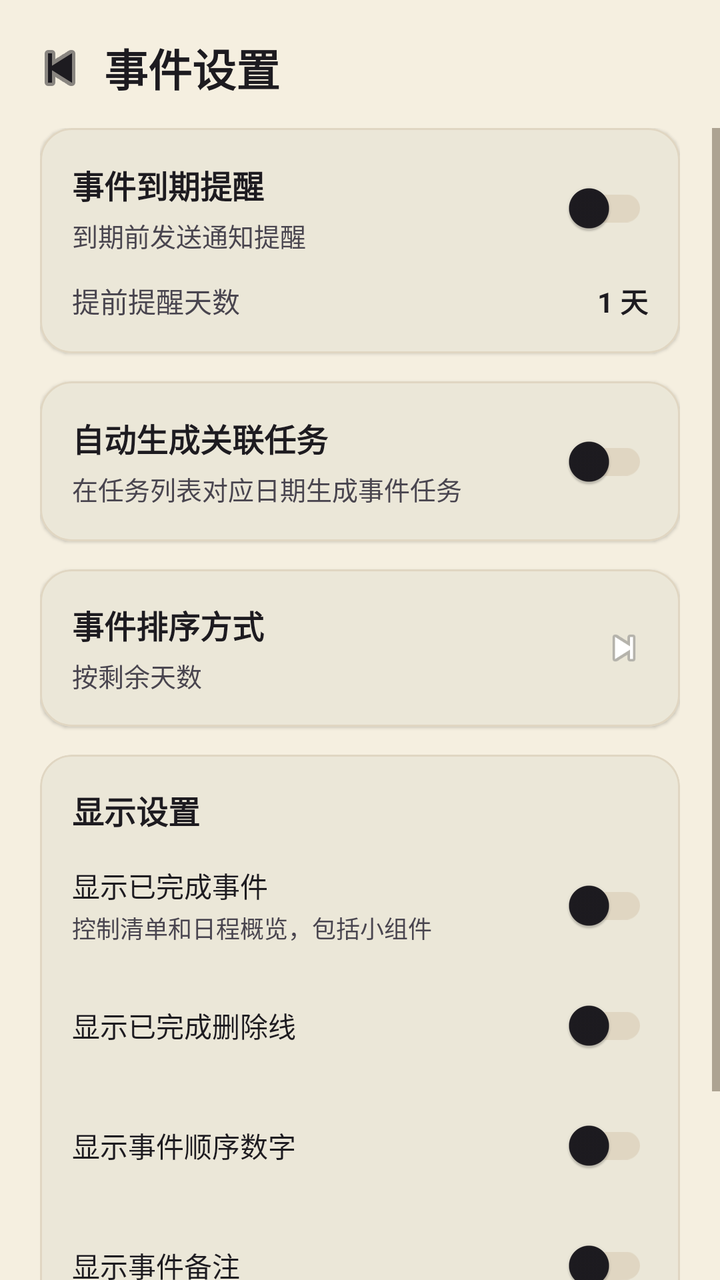
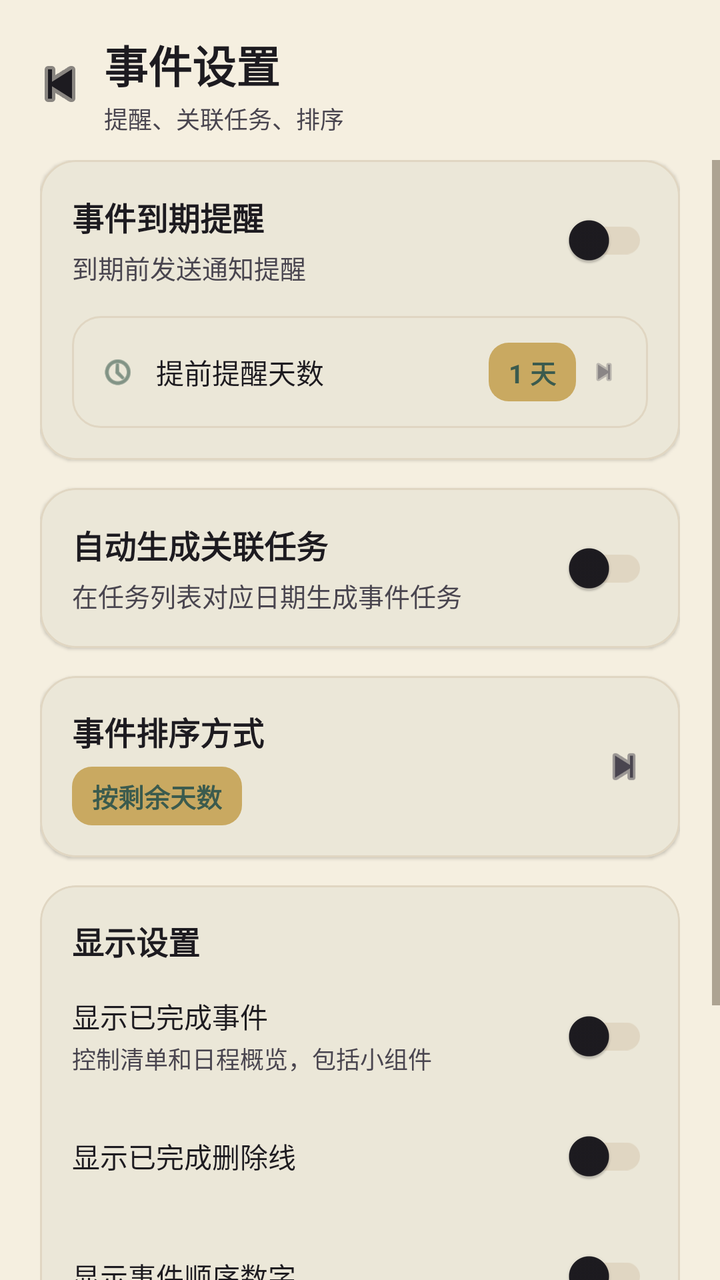

Compare the two renders of this Android layout. The source of the first and the diff that turns it into the second are given below.
<!-- AndroidManifest.xml: application theme Theme.PomodoroFocus -->
<!-- res/layout/fragment_event_settings.xml -->
<?xml version="1.0" encoding="utf-8"?>
<LinearLayout xmlns:android="http://schemas.android.com/apk/res/android"
    xmlns:app="http://schemas.android.com/apk/res-auto"
    android:layout_width="match_parent"
    android:layout_height="match_parent"
    android:orientation="vertical"
    android:background="?android:windowBackground"
    android:fitsSystemWindows="true">

    
    <LinearLayout
        android:layout_width="match_parent"
        android:layout_height="wrap_content"
        android:orientation="horizontal"
        android:gravity="center_vertical"
        android:paddingHorizontal="12dp"
        android:paddingTop="16dp"
        android:paddingBottom="12dp">

        <ImageButton
            android:id="@+id/eventSettingsBackButton"
            android:layout_width="36dp"
            android:layout_height="36dp"
            android:background="?attr/selectableItemBackgroundBorderless"
            android:contentDescription="@string/action_back"
            app:srcCompat="@android:drawable/ic_media_previous"
            app:tint="?attr/colorOnSurface" />

        <TextView
            android:layout_width="0dp"
            android:layout_height="wrap_content"
            android:layout_weight="1"
            android:layout_marginStart="4dp"
            android:text="@string/event_settings_title"
            android:textColor="?attr/colorOnSurface"
            android:textSize="22sp"
            android:textStyle="bold" />
    </LinearLayout>

    <ScrollView
        android:layout_width="match_parent"
        android:layout_height="0dp"
        android:layout_weight="1"
        android:fillViewport="true">

        <LinearLayout
            android:layout_width="match_parent"
            android:layout_height="wrap_content"
            android:orientation="vertical"
            android:paddingHorizontal="20dp"
            android:paddingBottom="20dp">

            
            <com.google.android.material.card.MaterialCardView
                android:layout_width="match_parent"
                android:layout_height="wrap_content"
                app:cardCornerRadius="16dp"
                app:cardElevation="1dp"
                app:strokeColor="?attr/colorOutline"
                app:strokeWidth="1dp">

                <LinearLayout
                    android:layout_width="match_parent"
                    android:layout_height="wrap_content"
                    android:orientation="vertical"
                    android:padding="16dp">

                    <LinearLayout
                        android:layout_width="match_parent"
                        android:layout_height="wrap_content"
                        android:gravity="center_vertical"
                        android:orientation="horizontal">

                        <LinearLayout
                            android:layout_width="0dp"
                            android:layout_height="wrap_content"
                            android:layout_weight="1"
                            android:orientation="vertical">

                            <TextView
                                android:layout_width="wrap_content"
                                android:layout_height="wrap_content"
                                android:text="@string/event_reminder"
                                android:textColor="?attr/colorOnSurface"
                                android:textSize="16sp"
                                android:textStyle="bold" />

                            <TextView
                                android:layout_width="wrap_content"
                                android:layout_height="wrap_content"
                                android:layout_marginTop="4dp"
                                android:text="@string/event_reminder_desc"
                                android:textColor="?attr/colorOnSurfaceVariant"
                                android:textSize="13sp" />
                        </LinearLayout>

                        <androidx.appcompat.widget.SwitchCompat
                            android:id="@+id/eventReminderSwitch"
                            android:layout_width="wrap_content"
                            android:layout_height="wrap_content" />
                    </LinearLayout>

                    
                    <LinearLayout
                        android:id="@+id/reminderDaysSection"
                        android:layout_width="match_parent"
                        android:layout_height="wrap_content"
                        android:layout_marginTop="12dp"
                        android:gravity="center_vertical"
                        android:orientation="horizontal">

                        <TextView
                            android:layout_width="0dp"
                            android:layout_height="wrap_content"
                            android:layout_weight="1"
                            android:text="@string/reminder_days_label"
                            android:textColor="?attr/colorOnSurfaceVariant"
                            android:textSize="14sp" />

                        <TextView
                            android:id="@+id/reminderDaysText"
                            android:layout_width="wrap_content"
                            android:layout_height="wrap_content"
                            android:text="@string/reminder_days_default"
                            android:textColor="?attr/colorOnSurface"
                            android:textSize="14sp"
                            android:textStyle="bold" />
                    </LinearLayout>
                </LinearLayout>
            </com.google.android.material.card.MaterialCardView>

            
            <com.google.android.material.card.MaterialCardView
                android:layout_width="match_parent"
                android:layout_height="wrap_content"
                android:layout_marginTop="14dp"
                app:cardCornerRadius="16dp"
                app:cardElevation="1dp"
                app:strokeColor="?attr/colorOutline"
                app:strokeWidth="1dp">

                <LinearLayout
                    android:layout_width="match_parent"
                    android:layout_height="wrap_content"
                    android:gravity="center_vertical"
                    android:orientation="horizontal"
                    android:padding="16dp">

                    <LinearLayout
                        android:layout_width="0dp"
                        android:layout_height="wrap_content"
                        android:layout_weight="1"
                        android:orientation="vertical">

                        <TextView
                            android:layout_width="wrap_content"
                            android:layout_height="wrap_content"
                            android:text="@string/auto_create_task"
                            android:textColor="?attr/colorOnSurface"
                            android:textSize="16sp"
                            android:textStyle="bold" />

                        <TextView
                            android:layout_width="wrap_content"
                            android:layout_height="wrap_content"
                            android:layout_marginTop="4dp"
                            android:text="@string/auto_create_task_desc"
                            android:textColor="?attr/colorOnSurfaceVariant"
                            android:textSize="13sp" />
                    </LinearLayout>

                    <androidx.appcompat.widget.SwitchCompat
                        android:id="@+id/autoLinkTaskSwitch"
                        android:layout_width="wrap_content"
                        android:layout_height="wrap_content" />
                </LinearLayout>
            </com.google.android.material.card.MaterialCardView>

            
            <com.google.android.material.card.MaterialCardView
                android:id="@+id/eventSortCard"
                android:layout_width="match_parent"
                android:layout_height="wrap_content"
                android:layout_marginTop="14dp"
                android:foreground="?attr/selectableItemBackground"
                app:cardCornerRadius="16dp"
                app:cardElevation="1dp"
                app:strokeColor="?attr/colorOutline"
                app:strokeWidth="1dp">

                <LinearLayout
                    android:layout_width="match_parent"
                    android:layout_height="wrap_content"
                    android:gravity="center_vertical"
                    android:orientation="horizontal"
                    android:padding="16dp">

                    <LinearLayout
                        android:layout_width="0dp"
                        android:layout_height="wrap_content"
                        android:layout_weight="1"
                        android:orientation="vertical">

                        <TextView
                            android:layout_width="wrap_content"
                            android:layout_height="wrap_content"
                            android:text="@string/event_sort_label"
                            android:textColor="?attr/colorOnSurface"
                            android:textSize="16sp"
                            android:textStyle="bold" />

                        <TextView
                            android:id="@+id/eventSortValueText"
                            android:layout_width="wrap_content"
                            android:layout_height="wrap_content"
                            android:layout_marginTop="4dp"
                            android:text="@string/sort_by_days_left"
                            android:textColor="?attr/colorOnSurfaceVariant"
                            android:textSize="13sp" />
                    </LinearLayout>

                    <ImageView
                        android:layout_width="24dp"
                        android:layout_height="24dp"
                        android:contentDescription="@null"
                        app:srcCompat="@android:drawable/ic_media_next" />
                </LinearLayout>
            </com.google.android.material.card.MaterialCardView>
            
            <com.google.android.material.card.MaterialCardView
                android:layout_width="match_parent"
                android:layout_height="wrap_content"
                android:layout_marginTop="14dp"
                app:cardCornerRadius="16dp"
                app:cardElevation="1dp"
                app:strokeColor="?attr/colorOutline"
                app:strokeWidth="1dp">

                <LinearLayout
                    android:layout_width="match_parent"
                    android:layout_height="wrap_content"
                    android:orientation="vertical"
                    android:padding="16dp">

                    <TextView
                        android:layout_width="wrap_content"
                        android:layout_height="wrap_content"
                        android:text="@string/display_settings"
                        android:textColor="?attr/colorOnSurface"
                        android:textSize="16sp"
                        android:textStyle="bold" />

                    
                    <LinearLayout
                        android:layout_width="match_parent"
                        android:layout_height="wrap_content"
                        android:layout_marginTop="12dp"
                        android:gravity="center_vertical"
                        android:orientation="horizontal">

                        <LinearLayout
                            android:layout_width="0dp"
                            android:layout_height="wrap_content"
                            android:layout_weight="1"
                            android:orientation="vertical">

                            <TextView
                                android:layout_width="wrap_content"
                                android:layout_height="wrap_content"
                                android:text="@string/show_completed_events"
                                android:textColor="?attr/colorOnSurface"
                                android:textSize="14sp" />

                            <TextView
                                android:layout_width="wrap_content"
                                android:layout_height="wrap_content"
                                android:layout_marginTop="2dp"
                                android:text="@string/show_completed_events_desc"
                                android:textColor="?attr/colorOnSurfaceVariant"
                                android:textSize="12sp" />
                        </LinearLayout>

                        <androidx.appcompat.widget.SwitchCompat
                            android:id="@+id/showCompletedSwitch"
                            android:layout_width="wrap_content"
                            android:layout_height="wrap_content" />
                    </LinearLayout>

                    
                    <LinearLayout
                        android:layout_width="match_parent"
                        android:layout_height="wrap_content"
                        android:layout_marginTop="12dp"
                        android:gravity="center_vertical"
                        android:orientation="horizontal">

                        <TextView
                            android:layout_width="0dp"
                            android:layout_height="wrap_content"
                            android:layout_weight="1"
                            android:text="@string/show_completed_strike"
                            android:textColor="?attr/colorOnSurface"
                            android:textSize="14sp" />

                        <androidx.appcompat.widget.SwitchCompat
                            android:id="@+id/showStrikethroughSwitch"
                            android:layout_width="wrap_content"
                            android:layout_height="wrap_content" />
                    </LinearLayout>

                    
                    <LinearLayout
                        android:layout_width="match_parent"
                        android:layout_height="wrap_content"
                        android:layout_marginTop="12dp"
                        android:gravity="center_vertical"
                        android:orientation="horizontal">

                        <TextView
                            android:layout_width="0dp"
                            android:layout_height="wrap_content"
                            android:layout_weight="1"
                            android:text="@string/show_event_index"
                            android:textColor="?attr/colorOnSurface"
                            android:textSize="14sp" />

                        <androidx.appcompat.widget.SwitchCompat
                            android:id="@+id/showOrderNumberSwitch"
                            android:layout_width="wrap_content"
                            android:layout_height="wrap_content" />
                    </LinearLayout>

                    
                    <LinearLayout
                        android:layout_width="match_parent"
                        android:layout_height="wrap_content"
                        android:layout_marginTop="12dp"
                        android:gravity="center_vertical"
                        android:orientation="horizontal">

                        <TextView
                            android:layout_width="0dp"
                            android:layout_height="wrap_content"
                            android:layout_weight="1"
                            android:text="@string/show_event_note"
                            android:textColor="?attr/colorOnSurface"
                            android:textSize="14sp" />

                        <androidx.appcompat.widget.SwitchCompat
                            android:id="@+id/showNoteSwitch"
                            android:layout_width="wrap_content"
                            android:layout_height="wrap_content" />
                    </LinearLayout>

                    
                    <LinearLayout
                        android:layout_width="match_parent"
                        android:layout_height="wrap_content"
                        android:layout_marginTop="12dp"
                        android:gravity="center_vertical"
                        android:orientation="horizontal">

                        <TextView
                            android:layout_width="0dp"
                            android:layout_height="wrap_content"
                            android:layout_weight="1"
                            android:text="@string/show_holiday_mark"
                            android:textColor="?attr/colorOnSurface"
                            android:textSize="14sp" />

                        <androidx.appcompat.widget.SwitchCompat
                            android:id="@+id/showHolidaySwitch"
                            android:layout_width="wrap_content"
                            android:layout_height="wrap_content" />
                    </LinearLayout>
                </LinearLayout>
            </com.google.android.material.card.MaterialCardView>
        </LinearLayout>
    </ScrollView>
</LinearLayout>
<!-- resources referenced by this layout -->
<resources>
  <string name="action_back">返回</string>
  <string name="auto_create_task">自动生成关联任务</string>
  <string name="auto_create_task_desc">在任务列表对应日期生成事件任务</string>
  <string name="display_settings">显示设置</string>
  <string name="event_reminder">事件到期提醒</string>
  <string name="event_reminder_desc">到期前发送通知提醒</string>
  <string name="event_settings_title">事件设置</string>
  <string name="event_sort_label">事件排序方式</string>
  <string name="reminder_days_default">1 天</string>
  <string name="reminder_days_label">提前提醒天数</string>
  <string name="show_completed_events">显示已完成事件</string>
  <string name="show_completed_events_desc">控制清单和日程概览，包括小组件</string>
  <string name="show_completed_strike">显示已完成删除线</string>
  <string name="show_event_index">显示事件顺序数字</string>
  <string name="show_event_note">显示事件备注</string>
  <string name="show_holiday_mark">显示法定节假日标记</string>
  <string name="sort_by_days_left">按剩余天数</string>
  <style name="Theme.PomodoroFocus" parent="Theme.Xian.Qinglv" />
  <color name="theme_qinglv_primary">#3B5B4E</color>
  <color name="theme_qinglv_primary_variant">#2A4238</color>
  <color name="theme_qinglv_primary_content">#3B5B4E</color>
  <color name="theme_qinglv_accent">#C9A961</color>
  <color name="theme_qinglv_surface">#F5EFE0</color>
  <color name="on_primary">#FFFFFF</color>
  <style name="Widget.Xian.EditText" parent="Widget.AppCompat.EditText">
          <item name="android:background">@drawable/bg_edittext</item>
          <item name="android:padding">12dp</item>
          <item name="android:textColor">@color/ink_text</item>
          <item name="android:textSize">15sp</item>
      </style>
  <style name="Theme.Xian.MaterialAlertDialog" parent="ThemeOverlay.Material3.MaterialAlertDialog">
          <item name="shapeAppearanceMediumComponent">@style/ShapeAppearance.Xian.Medium</item>
          <item name="android:windowAnimationStyle">@style/Animation.Xian.Dialog</item>
          <item name="buttonBarPositiveButtonStyle">@style/Widget.Xian.Button</item>
          <item name="buttonBarNegativeButtonStyle">@style/Widget.Xian.Button.Text</item>
      </style>
  <color name="divider">#E0D6C2</color>
  <color name="ink_text">#2B2B2B</color>
  <style name="ShapeAppearance.Xian.Medium" parent="ShapeAppearance.Material3.Corner.ExtraLarge">
          <item name="cornerSize">18dp</item>
      </style>
  <style name="Animation.Xian.Dialog" parent="@android:style/Animation.Dialog">
          <item name="android:windowEnterAnimation">@anim/dialog_enter</item>
          <item name="android:windowExitAnimation">@anim/dialog_exit</item>
      </style>
  <style name="Widget.Xian.Button.Text" parent="Widget.Material3.Button.TextButton">
          <item name="cornerRadius">14dp</item>
          <item name="android:textColor">?attr/colorBrandContent</item>
          <item name="android:textSize">15sp</item>
      </style>
  <color name="card_background">#FFFFFF</color>
  <color name="nav_divider">#D8CDB8</color>
  <!-- unchanged entries left out for length: 4 -->
</resources>

<!-- the commit's change to res/layout/fragment_event_settings.xml (unified diff, before → after) -->
@@ -3,16 +3,16 @@
     xmlns:app="http://schemas.android.com/apk/res-auto"
     android:layout_width="match_parent"
     android:layout_height="match_parent"
-    android:orientation="vertical"
     android:background="?android:windowBackground"
-    android:fitsSystemWindows="true">
+    android:fitsSystemWindows="true"
+    android:orientation="vertical">
 
     
     <LinearLayout
         android:layout_width="match_parent"
         android:layout_height="wrap_content"
+        android:gravity="center_vertical"
         android:orientation="horizontal"
-        android:gravity="center_vertical"
         android:paddingHorizontal="12dp"
         android:paddingTop="16dp"
         android:paddingBottom="12dp">
@@ -26,15 +26,29 @@
             app:srcCompat="@android:drawable/ic_media_previous"
             app:tint="?attr/colorOnSurface" />
 
-        <TextView
+        <LinearLayout
             android:layout_width="0dp"
             android:layout_height="wrap_content"
+            android:layout_marginStart="4dp"
             android:layout_weight="1"
-            android:layout_marginStart="4dp"
-            android:text="@string/event_settings_title"
-            android:textColor="?attr/colorOnSurface"
-            android:textSize="22sp"
-            android:textStyle="bold" />
+            android:orientation="vertical">
+
+            <TextView
+                android:layout_width="wrap_content"
+                android:layout_height="wrap_content"
+                android:text="@string/event_settings_title"
+                android:textColor="?attr/colorOnSurface"
+                android:textSize="22sp"
+                android:textStyle="bold" />
+
+            <TextView
+                android:layout_width="wrap_content"
+                android:layout_height="wrap_content"
+                android:layout_marginTop="2dp"
+                android:text="@string/event_settings_desc"
+                android:textColor="?attr/colorOnSurfaceVariant"
+                android:textSize="12sp" />
+        </LinearLayout>
     </LinearLayout>
 
     <ScrollView
@@ -48,13 +62,14 @@
             android:layout_height="wrap_content"
             android:orientation="vertical"
             android:paddingHorizontal="20dp"
-            android:paddingBottom="20dp">
+            android:paddingBottom="24dp">
 
             
             <com.google.android.material.card.MaterialCardView
                 android:layout_width="match_parent"
                 android:layout_height="wrap_content"
-                app:cardCornerRadius="16dp"
+                app:cardBackgroundColor="?attr/colorSurface"
+                app:cardCornerRadius="18dp"
                 app:cardElevation="1dp"
                 app:strokeColor="?attr/colorOutline"
                 app:strokeWidth="1dp">
@@ -105,26 +120,52 @@
                         android:id="@+id/reminderDaysSection"
                         android:layout_width="match_parent"
                         android:layout_height="wrap_content"
-                        android:layout_marginTop="12dp"
-                        android:gravity="center_vertical"
-                        android:orientation="horizontal">
-
-                        <TextView
-                            android:layout_width="0dp"
-                            android:layout_height="wrap_content"
+                        android:layout_marginTop="14dp"
+                        android:background="@drawable/bg_option_row"
+                        android:clickable="true"
+                        android:focusable="true"
+                        android:foreground="?attr/selectableItemBackground"
+                        android:gravity="center_vertical"
+                        android:minHeight="56dp"
+                        android:orientation="horizontal"
+                        android:paddingHorizontal="14dp">
+
+                        <ImageView
+                            android:layout_width="18dp"
+                            android:layout_height="18dp"
+                            android:contentDescription="@null"
+                            app:srcCompat="@android:drawable/ic_menu_recent_history"
+                            app:tint="?attr/colorBrandContent" />
+
+                        <TextView
+                            android:layout_width="0dp"
+                            android:layout_height="wrap_content"
+                            android:layout_marginStart="10dp"
                             android:layout_weight="1"
                             android:text="@string/reminder_days_label"
-                            android:textColor="?attr/colorOnSurfaceVariant"
+                            android:textColor="?attr/colorOnSurface"
                             android:textSize="14sp" />
 
                         <TextView
                             android:id="@+id/reminderDaysText"
                             android:layout_width="wrap_content"
                             android:layout_height="wrap_content"
+                            android:background="@drawable/bg_value_chip"
+                            android:paddingHorizontal="10dp"
+                            android:paddingVertical="5dp"
                             android:text="@string/reminder_days_default"
-                            android:textColor="?attr/colorOnSurface"
-                            android:textSize="14sp"
+                            android:textColor="?attr/colorBrandContent"
+                            android:textSize="13sp"
                             android:textStyle="bold" />
+
+                        <ImageView
+                            android:layout_width="16dp"
+                            android:layout_height="16dp"
+                            android:layout_marginStart="6dp"
+                            android:alpha="0.6"
+                            android:contentDescription="@null"
+                            app:srcCompat="@android:drawable/ic_media_next"
+                            app:tint="?attr/colorOnSurfaceVariant" />
                     </LinearLayout>
                 </LinearLayout>
             </com.google.android.material.card.MaterialCardView>
@@ -134,7 +175,8 @@
                 android:layout_width="match_parent"
                 android:layout_height="wrap_content"
                 android:layout_marginTop="14dp"
-                app:cardCornerRadius="16dp"
+                app:cardBackgroundColor="?attr/colorSurface"
+                app:cardCornerRadius="18dp"
                 app:cardElevation="1dp"
                 app:strokeColor="?attr/colorOutline"
                 app:strokeWidth="1dp">
@@ -183,7 +225,8 @@
                 android:layout_height="wrap_content"
                 android:layout_marginTop="14dp"
                 android:foreground="?attr/selectableItemBackground"
-                app:cardCornerRadius="16dp"
+                app:cardBackgroundColor="?attr/colorSurface"
+                app:cardCornerRadius="18dp"
                 app:cardElevation="1dp"
                 app:strokeColor="?attr/colorOutline"
                 app:strokeWidth="1dp">
@@ -213,25 +256,32 @@
                             android:id="@+id/eventSortValueText"
                             android:layout_width="wrap_content"
                             android:layout_height="wrap_content"
-                            android:layout_marginTop="4dp"
+                            android:layout_marginTop="6dp"
+                            android:background="@drawable/bg_value_chip"
+                            android:paddingHorizontal="10dp"
+                            android:paddingVertical="5dp"
                             android:text="@string/sort_by_days_left"
-                            android:textColor="?attr/colorOnSurfaceVariant"
-                            android:textSize="13sp" />
+                            android:textColor="?attr/colorBrandContent"
+                            android:textSize="13sp"
+                            android:textStyle="bold" />
                     </LinearLayout>
 
                     <ImageView
                         android:layout_width="24dp"
                         android:layout_height="24dp"
                         android:contentDescription="@null"
-                        app:srcCompat="@android:drawable/ic_media_next" />
+                        app:srcCompat="@android:drawable/ic_media_next"
+                        app:tint="?attr/colorOnSurfaceVariant" />
                 </LinearLayout>
             </com.google.android.material.card.MaterialCardView>
+
             
             <com.google.android.material.card.MaterialCardView
                 android:layout_width="match_parent"
                 android:layout_height="wrap_content"
                 android:layout_marginTop="14dp"
-                app:cardCornerRadius="16dp"
+                app:cardBackgroundColor="?attr/colorSurface"
+                app:cardCornerRadius="18dp"
                 app:cardElevation="1dp"
                 app:strokeColor="?attr/colorOutline"
                 app:strokeWidth="1dp">
<!-- resource entries referenced after the edit -->
@@ -1,11 +1,31 @@
 <!-- resources referenced by this layout -->
 <resources>
+  <!-- drawable bg_option_row (drawable) -->
+  <?xml version="1.0" encoding="utf-8"?>
+  <shape xmlns:android="http://schemas.android.com/apk/res/android"
+      android:shape="rectangle">
+      <solid android:color="@android:color/transparent" />
+      <corners android:radius="14dp" />
+      <stroke
+          android:width="1dp"
+          android:color="?attr/colorOutline" />
+  </shape>
+  <!-- drawable bg_value_chip (drawable) -->
+  <?xml version="1.0" encoding="utf-8"?>
+  <shape xmlns:android="http://schemas.android.com/apk/res/android"
+      android:shape="rectangle">
+      <solid
+          android:alpha="0.14"
+          android:color="?attr/colorBrandAccent" />
+      <corners android:radius="10dp" />
+  </shape>
   <string name="action_back">返回</string>
   <string name="auto_create_task">自动生成关联任务</string>
   <string name="auto_create_task_desc">在任务列表对应日期生成事件任务</string>
   <string name="display_settings">显示设置</string>
   <string name="event_reminder">事件到期提醒</string>
   <string name="event_reminder_desc">到期前发送通知提醒</string>
+  <string name="event_settings_desc">提醒、关联任务、排序</string>
   <string name="event_settings_title">事件设置</string>
   <string name="event_sort_label">事件排序方式</string>
   <string name="reminder_days_default">1 天</string>
